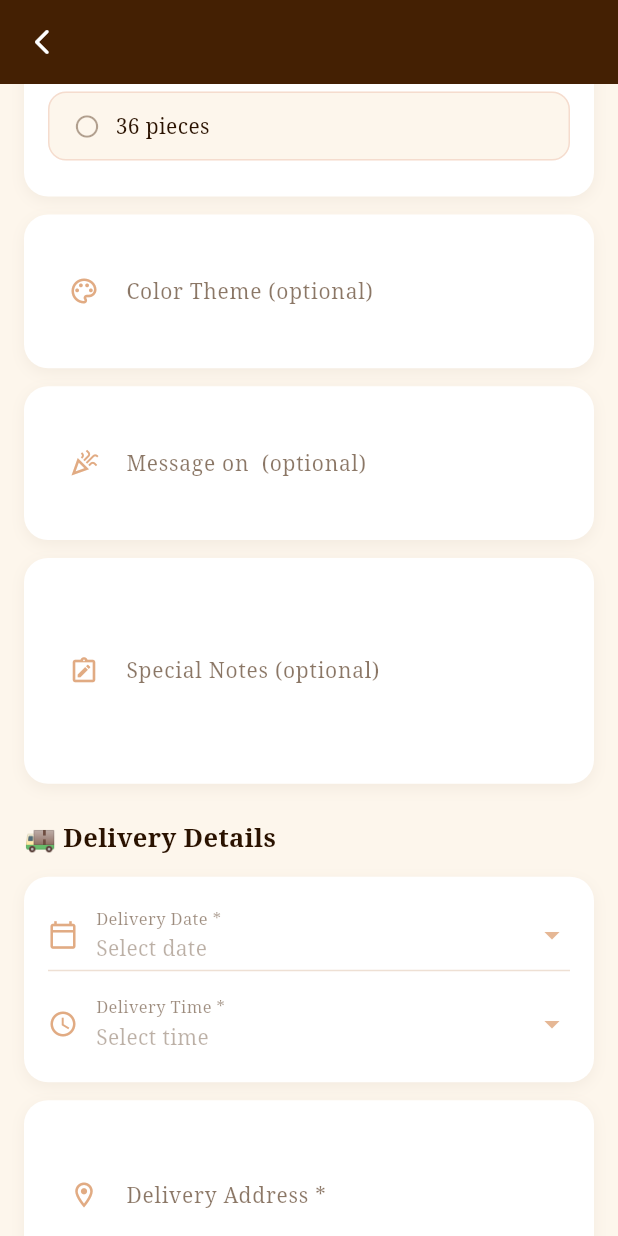
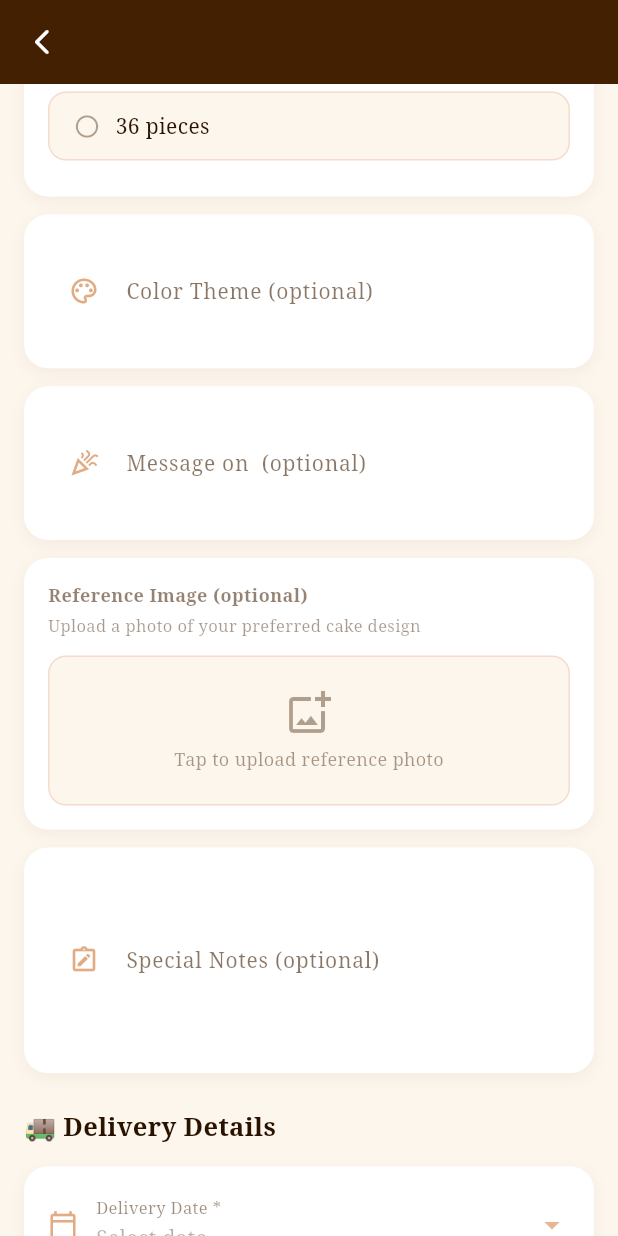
Before and after one commit to pueblasjamesniko-tech/OnlineBakeshopSweetCengsations, a Flutter app: the CustomOrderScreen screen opened directly with empty values, scrolled down 576 dp, on a phone screen of 412 x 824 dp. Run offline on Flutter 3.47's test engine with Material 3 defaults, Android fonts, the phone set to English and light mode, and no system bars; our stand-ins replace image_picker, shared_preferences; accounts and stored records are empty.

Commit message:
some changes

```diff
--- a/lib/models/product_model.dart
+++ b/lib/models/product_model.dart
@@ -36,4 +36,9 @@ class ProductModel {
       'isAvailable': isAvailable,
     };
   }
+
+  @override
+  String toString() {
+    return 'productId: $productId, productName: $productName, description: $description, price: $price, imageUrl: $imageUrl, isAvailable: $isAvailable';
+  }
 }
--- a/lib/screens/custom_order_screen.dart
+++ b/lib/screens/custom_order_screen.dart
@@ -1,11 +1,14 @@
+import 'dart:io';
 import 'package:flutter/material.dart';
+import 'package:image_picker/image_picker.dart';
+import 'package:http/http.dart' as http;
 import '../../../theme/app_theme.dart';
 import '../../../models/cart_item.dart';
 import '../../../models/user_session.dart';
 import '../../../services/api_service.dart';
 
 class CustomOrderScreen extends StatefulWidget {
-  final String orderType; // "Cake" or "Cupcake"
+  final String orderType;
   final ValueChanged<CartItem> onSubmitted;
 
   const CustomOrderScreen({
@@ -22,7 +25,6 @@ class _CustomOrderScreenState extends State<CustomOrderScreen> {
   final _formKey = GlobalKey<FormState>();
   bool _isSubmitting = false;
 
-  // ── Form controllers ───────────────────────────────────────
   String? _selectedFlavor;
   String? _selectedSize;
   final _colorThemeCtrl = TextEditingController();
@@ -33,7 +35,10 @@ class _CustomOrderScreenState extends State<CustomOrderScreen> {
   TimeOfDay? _deliveryTime;
   final _addressCtrl = TextEditingController();
 
-  // ── Options ────────────────────────────────────────────────
+  // ── Reference image ───────────────────────────────────────
+  File? _referenceImageFile;
+  String? _referenceImageUrl; // path returned by server after upload
+
   List<String> get _flavors => [
         'Chocolate',
         'Vanilla',
@@ -56,7 +61,6 @@ class _CustomOrderScreenState extends State<CustomOrderScreen> {
 
   String get _emoji => widget.orderType == 'Cake' ? '🎂' : '🧁';
 
-  // ── Formatted helpers ──────────────────────────────────────
   String get _formattedDate => _deliveryDate == null
       ? 'Select date'
       : '${_deliveryDate!.year}-${_deliveryDate!.month.toString().padLeft(2, '0')}-${_deliveryDate!.day.toString().padLeft(2, '0')}';
@@ -70,7 +74,6 @@ class _CustomOrderScreenState extends State<CustomOrderScreen> {
       initialDate: DateTime.now().add(const Duration(days: 3)),
       firstDate: DateTime.now().add(const Duration(days: 1)),
       lastDate: DateTime.now().add(const Duration(days: 90)),
-      helpText: 'Select Delivery Date',
       builder: (ctx, child) => Theme(
         data: ThemeData.light().copyWith(
           colorScheme: const ColorScheme.light(primary: AppTheme.chocolate),
@@ -95,6 +98,44 @@ class _CustomOrderScreenState extends State<CustomOrderScreen> {
     if (picked != null) setState(() => _deliveryTime = picked);
   }
 
+  // ── Pick reference image from gallery ─────────────────────
+  Future<void> _pickReferenceImage() async {
+    final picker = ImagePicker();
+    final picked = await picker.pickImage(
+      source: ImageSource.gallery,
+      imageQuality: 80,
+    );
+    if (picked != null) {
+      setState(() => _referenceImageFile = File(picked.path));
+    }
+  }
+
+  // ── Upload reference image to API ─────────────────────────
+  Future<String?> _uploadReferenceImage() async {
+    if (_referenceImageFile == null) return null;
+    try {
+      final request = http.MultipartRequest(
+        'POST',
+        Uri.parse('${ApiService.baseUrl}/Upload/UploadReferenceImage'),
+      );
+      request.files.add(await http.MultipartFile.fromPath(
+        'file',
+        _referenceImageFile!.path,
+      ));
+      final streamed = await request.send();
+      final response = await http.Response.fromStream(streamed);
+      if (response.statusCode == 200) {
+        final data = response.body;
+        // Parse ImageUrl from response
+        final match = RegExp(r'"ImageUrl"\s*:\s*"([^"]+)"').firstMatch(data);
+        return match?.group(1);
+      }
+    } catch (e) {
+      print('Upload reference image error: $e');
+    }
+    return null;
+  }
+
   Future<void> _submitOrder() async {
     if (!_formKey.currentState!.validate()) return;
 
@@ -117,48 +158,33 @@ class _CustomOrderScreenState extends State<CustomOrderScreen> {
 
     setState(() => _isSubmitting = true);
 
+    // Upload reference image first if selected
+    if (_referenceImageFile != null) {
+      _referenceImageUrl = await _uploadReferenceImage();
+    }
+
     final userId =
         int.tryParse(UserSession.instance.currentUser?.id ?? '0') ?? 0;
-
-    // Debug: print what we're sending
-    print('=== CUSTOM ORDER SUBMIT ===');
-    print('userId: $userId');
-    print('orderType: ${widget.orderType}');
-    print('flavor: $_selectedFlavor');
-    print('size: $_selectedSize');
-    print(
-        'colorTheme: ${_colorThemeCtrl.text.trim().isEmpty ? 'N/A' : _colorThemeCtrl.text.trim()}');
-    print('messageOnCake: ${_messageCtrl.text.trim()}');
-    print('numberOfLayers: ${widget.orderType == 'Cake' ? _layers : 1}');
-    print('specialNotes: ${_notesCtrl.text.trim()}');
-    print('deliveryDate: $_formattedDate');
-    print('deliveryTime: $_formattedTime');
-    print('deliveryAddress: ${_addressCtrl.text.trim()}');
-    print('===========================');
 
     final result = await ApiService.createCustomOrder(
       userId: userId,
       orderType: widget.orderType,
       flavor: _selectedFlavor!,
       size: _selectedSize!,
-      // Send 'N/A' if color theme is empty so backend doesn't reject it
       colorTheme: _colorThemeCtrl.text.trim().isEmpty
           ? 'N/A'
           : _colorThemeCtrl.text.trim(),
       messageOnCake: _messageCtrl.text.trim(),
-      // Always send numberOfLayers — cupcakes default to 1
       numberOfLayers: widget.orderType == 'Cake' ? _layers : 1,
       specialNotes:
           _notesCtrl.text.trim().isEmpty ? 'None' : _notesCtrl.text.trim(),
       deliveryDate: _formattedDate,
       deliveryTime: _formattedTime,
       deliveryAddress: _addressCtrl.text.trim(),
+      referenceImage: _referenceImageUrl ?? '',
     );
 
-    print('CUSTOM ORDER RESULT: $result');
-
     setState(() => _isSubmitting = false);
-
     if (!mounted) return;
 
     if (result['success'] == true) {
@@ -178,6 +204,7 @@ class _CustomOrderScreenState extends State<CustomOrderScreen> {
           'deliveryDate': _formattedDate,
           'deliveryTime': _formattedTime,
           'deliveryAddress': _addressCtrl.text.trim(),
+          'referenceImage': _referenceImageUrl ?? '',
         },
       );
       widget.onSubmitted(cartItem);
@@ -253,9 +280,7 @@ class _CustomOrderScreenState extends State<CustomOrderScreen> {
                               Text(
                                 'Design your perfect ${widget.orderType.toLowerCase()}',
                                 style: const TextStyle(
-                                  color: Colors.white60,
-                                  fontSize: 13,
-                                ),
+                                    color: Colors.white60, fontSize: 13),
                               ),
                             ],
                           ),
@@ -277,13 +302,10 @@ class _CustomOrderScreenState extends State<CustomOrderScreen> {
                 child: Column(
                   crossAxisAlignment: CrossAxisAlignment.start,
                   children: [
-                    // ═══════════════════════════════════════════
-                    // SECTION: Preferences
-                    // ═══════════════════════════════════════════
                     _SectionHeader(title: '✨ ${widget.orderType} Preferences'),
                     const SizedBox(height: 14),
 
-                    // Flavor picker
+                    // ── Flavor ───────────────────────────────────
                     _FormCard(
                       child: Column(
                         crossAxisAlignment: CrossAxisAlignment.start,
@@ -344,7 +366,7 @@ class _CustomOrderScreenState extends State<CustomOrderScreen> {
                     ),
                     const SizedBox(height: 12),
 
-                    // Size picker
+                    // ── Size ─────────────────────────────────────
                     _FormCard(
                       child: Column(
                         crossAxisAlignment: CrossAxisAlignment.start,
@@ -405,7 +427,7 @@ class _CustomOrderScreenState extends State<CustomOrderScreen> {
                     ),
                     const SizedBox(height: 12),
 
-                    // Number of Layers (Cake only)
+                    // ── Layers (Cake only) ────────────────────────
                     if (widget.orderType == 'Cake') ...[
                       _FormCard(
                         child: Row(
@@ -451,18 +473,16 @@ class _CustomOrderScreenState extends State<CustomOrderScreen> {
                       const SizedBox(height: 12),
                     ],
 
-                    // Color Theme
+                    // ── Color Theme ──────────────────────────────
                     _FormCard(
                       child: TextFormField(
                         controller: _colorThemeCtrl,
                         decoration: InputDecoration(
                           labelText: 'Color Theme (optional)',
                           hintText: 'e.g. Pastel pink and gold',
-                          prefixIcon: Icon(
-                            Icons.palette_outlined,
+                          prefixIcon: Icon(Icons.palette_outlined,
                               color: AppTheme.caramel.withOpacity(0.7),
-                            size: 20,
-                          ),
+                              size: 20),
                           border: InputBorder.none,
                           enabledBorder: InputBorder.none,
                           focusedBorder: InputBorder.none,
@@ -472,7 +492,7 @@ class _CustomOrderScreenState extends State<CustomOrderScreen> {
                     ),
                     const SizedBox(height: 12),
 
-                    // Message on Cake
+                    // ── Message on Cake ──────────────────────────
                     _FormCard(
                       child: TextFormField(
                         controller: _messageCtrl,
@@ -480,11 +500,9 @@ class _CustomOrderScreenState extends State<CustomOrderScreen> {
                           labelText:
                               'Message on ${widget.orderType} (optional)',
                           hintText: 'e.g. Happy Birthday, Maria! 🎉',
-                          prefixIcon: Icon(
-                            Icons.celebration_outlined,
+                          prefixIcon: Icon(Icons.celebration_outlined,
                               color: AppTheme.caramel.withOpacity(0.7),
-                            size: 20,
-                          ),
+                              size: 20),
                           border: InputBorder.none,
                           enabledBorder: InputBorder.none,
                           focusedBorder: InputBorder.none,
@@ -494,7 +512,95 @@ class _CustomOrderScreenState extends State<CustomOrderScreen> {
                     ),
                     const SizedBox(height: 12),
 
-                    // Special Notes
+                    // ── Reference Image ──────────────────────────
+                    _FormCard(
+                      child: Column(
+                        crossAxisAlignment: CrossAxisAlignment.start,
+                        children: [
+                          _FieldLabel('Reference Image (optional)'),
+                          const SizedBox(height: 4),
+                          Text(
+                            'Upload a photo of your preferred cake design',
+                            style: TextStyle(
+                              color: AppTheme.chocolate.withOpacity(0.45),
+                              fontSize: 11,
+                            ),
+                          ),
+                          const SizedBox(height: 12),
+                          GestureDetector(
+                            onTap: _pickReferenceImage,
+                            child: _referenceImageFile != null
+                                ? Stack(
+                                    children: [
+                                      ClipRRect(
+                                        borderRadius: BorderRadius.circular(12),
+                                        child: Image.file(
+                                          _referenceImageFile!,
+                                          height: 160,
+                                          width: double.infinity,
+                                          fit: BoxFit.cover,
+                                        ),
+                                      ),
+                                      Positioned(
+                                        top: 8,
+                                        right: 8,
+                                        child: GestureDetector(
+                                          onTap: () => setState(
+                                              () => _referenceImageFile = null),
+                                          child: Container(
+                                            width: 28,
+                                            height: 28,
+                                            decoration: BoxDecoration(
+                                              color:
+                                                  Colors.black.withOpacity(0.5),
+                                              shape: BoxShape.circle,
+                                            ),
+                                            child: const Icon(Icons.close,
+                                                color: Colors.white, size: 16),
+                                          ),
+                                        ),
+                                      ),
+                                    ],
+                                  )
+                                : Container(
+                                    height: 100,
+                                    width: double.infinity,
+                                    decoration: BoxDecoration(
+                                      color: AppTheme.cream,
+                                      borderRadius: BorderRadius.circular(12),
+                                      border: Border.all(
+                                        color:
+                                            AppTheme.roseDust.withOpacity(0.4),
+                                        style: BorderStyle.solid,
+                                      ),
+                                    ),
+                                    child: Column(
+                                      mainAxisAlignment:
+                                          MainAxisAlignment.center,
+                                      children: [
+                                        Icon(Icons.add_photo_alternate_outlined,
+                                            color: AppTheme.chocolate
+                                                .withOpacity(0.4),
+                                            size: 32),
+                                        const SizedBox(height: 6),
+                                        Text(
+                                          'Tap to upload reference photo',
+                                          style: TextStyle(
+                                            color: AppTheme.chocolate
+                                                .withOpacity(0.45),
+                                            fontSize: 12,
+                                          ),
+                                        ),
+                                      ],
+                                    ),
+                                  ),
+                          ),
+                        ],
+                      ),
+                    ),
+                    const SizedBox(height: 12),
+
+                    // ── Special Notes ────────────────────────────
                     _FormCard(
                       child: TextFormField(
                         controller: _notesCtrl,
@@ -503,11 +609,9 @@ class _CustomOrderScreenState extends State<CustomOrderScreen> {
                           labelText: 'Special Notes (optional)',
                           hintText:
                               'Allergies, special requests, design reference...',
-                          prefixIcon: Icon(
-                            Icons.note_alt_outlined,
+                          prefixIcon: Icon(Icons.note_alt_outlined,
                               color: AppTheme.caramel.withOpacity(0.7),
-                            size: 20,
-                          ),
+                              size: 20),
                           border: InputBorder.none,
                           enabledBorder: InputBorder.none,
                           focusedBorder: InputBorder.none,
@@ -518,9 +622,7 @@ class _CustomOrderScreenState extends State<CustomOrderScreen> {
 
                     const SizedBox(height: 24),
 
-                    // ═══════════════════════════════════════════
-                    // SECTION: Delivery Details
-                    // ═══════════════════════════════════════════
+                    // ── Delivery Details ─────────────────────────
                     const _SectionHeader(title: '🚚 Delivery Details'),
                     const SizedBox(height: 14),
 
@@ -552,11 +654,9 @@ class _CustomOrderScreenState extends State<CustomOrderScreen> {
                         maxLines: 2,
                         decoration: InputDecoration(
                           labelText: 'Delivery Address *',
-                          prefixIcon: Icon(
-                            Icons.location_on_outlined,
+                          prefixIcon: Icon(Icons.location_on_outlined,
                               color: AppTheme.caramel.withOpacity(0.7),
-                            size: 20,
-                          ),
+                              size: 20),
                           border: InputBorder.none,
                           enabledBorder: InputBorder.none,
                           focusedBorder: InputBorder.none,
@@ -601,7 +701,7 @@ class _CustomOrderScreenState extends State<CustomOrderScreen> {
 
                     const SizedBox(height: 24),
 
-                    // ── Submit Button ─────────────────────────────
+                    // ── Submit ───────────────────────────────────
                     SizedBox(
                       width: double.infinity,
                       height: 56,
@@ -613,8 +713,7 @@ class _CustomOrderScreenState extends State<CustomOrderScreen> {
                               AppTheme.chocolate.withOpacity(0.5),
                           foregroundColor: Colors.white,
                           shape: RoundedRectangleBorder(
-                            borderRadius: BorderRadius.circular(16),
-                          ),
+                              borderRadius: BorderRadius.circular(16)),
                           elevation: 0,
                         ),
                         child: _isSubmitting
@@ -622,9 +721,7 @@ class _CustomOrderScreenState extends State<CustomOrderScreen> {
                                 width: 22,
                                 height: 22,
                                 child: CircularProgressIndicator(
-                                  strokeWidth: 2,
-                                  color: Colors.white,
-                                ),
+                                    strokeWidth: 2, color: Colors.white),
                               )
                             : Row(
                                 mainAxisAlignment: MainAxisAlignment.center,
@@ -636,8 +733,7 @@ class _CustomOrderScreenState extends State<CustomOrderScreen> {
                                     'Submit Custom Order',
                                     style: TextStyle(
                                         fontSize: 16,
-                                      fontWeight: FontWeight.w700,
-                                    ),
+                                        fontWeight: FontWeight.w700),
                                   ),
                                 ],
                               ),
@@ -655,50 +751,36 @@ class _CustomOrderScreenState extends State<CustomOrderScreen> {
   }
 }
 
-// ── Helper Widgets ────────────────────────────────────────────────────────────
+// ── Helper Widgets (same as before, kept intact) ──────────────────────────────
 
 class _SectionHeader extends StatelessWidget {
   final String title;
   const _SectionHeader({required this.title});
-
   @override
-  Widget build(BuildContext context) {
-    return Text(
-      title,
+  Widget build(BuildContext context) => Text(title,
       style: const TextStyle(
           fontSize: 17,
           fontWeight: FontWeight.w800,
-        color: AppTheme.darkChoco,
-      ),
-    );
-  }
+          color: AppTheme.darkChoco));
 }
 
 class _FieldLabel extends StatelessWidget {
   final String text;
   const _FieldLabel(this.text);
-
   @override
-  Widget build(BuildContext context) {
-    return Text(
-      text,
+  Widget build(BuildContext context) => Text(text,
       style: TextStyle(
           color: AppTheme.chocolate.withOpacity(0.55),
           fontSize: 12,
           fontWeight: FontWeight.w600,
-        letterSpacing: 0.3,
-      ),
-    );
-  }
+          letterSpacing: 0.3));
 }
 
 class _FormCard extends StatelessWidget {
   final Widget child;
   const _FormCard({required this.child});
-
   @override
-  Widget build(BuildContext context) {
-    return Container(
+  Widget build(BuildContext context) => Container(
         width: double.infinity,
         padding: const EdgeInsets.all(16),
         decoration: BoxDecoration(
@@ -708,13 +790,11 @@ class _FormCard extends StatelessWidget {
             BoxShadow(
                 color: AppTheme.chocolate.withOpacity(0.05),
                 blurRadius: 8,
-            offset: const Offset(0, 3),
-          ),
+                offset: const Offset(0, 3))
           ],
         ),
         child: child,
       );
-  }
 }
 
 class _TapRow extends StatelessWidget {
@@ -722,14 +802,11 @@ class _TapRow extends StatelessWidget {
   final String value;
   final IconData icon;
   final VoidCallback onTap;
-
-  const _TapRow({
-    required this.label,
+  const _TapRow(
+      {required this.label,
       required this.value,
       required this.icon,
-    required this.onTap,
-  });
-
+      required this.onTap});
   @override
   Widget build(BuildContext context) {
     final isPlaceholder = value.startsWith('Select');
@@ -737,40 +814,29 @@ class _TapRow extends StatelessWidget {
       onTap: onTap,
       child: Padding(
         padding: const EdgeInsets.symmetric(vertical: 4),
-        child: Row(
-          children: [
+        child: Row(children: [
           Icon(icon, color: AppTheme.caramel.withOpacity(0.7), size: 20),
           const SizedBox(width: 12),
           Expanded(
               child: Column(
                   crossAxisAlignment: CrossAxisAlignment.start,
                   children: [
-                  Text(
-                    label,
+                Text(label,
                     style: TextStyle(
                         color: AppTheme.chocolate.withOpacity(0.5),
-                      fontSize: 11,
-                    ),
-                  ),
+                        fontSize: 11)),
                 const SizedBox(height: 2),
-                  Text(
-                    value,
+                Text(value,
                     style: TextStyle(
                         color: isPlaceholder
                             ? AppTheme.chocolate.withOpacity(0.35)
                             : AppTheme.darkChoco,
                         fontSize: 14,
                         fontWeight:
-                          isPlaceholder ? FontWeight.w400 : FontWeight.w600,
-                    ),
-                  ),
-                ],
-              ),
-            ),
-            Icon(Icons.arrow_drop_down,
-                color: AppTheme.caramel.withOpacity(0.6)),
-          ],
-        ),
+                            isPlaceholder ? FontWeight.w400 : FontWeight.w600)),
+              ])),
+          Icon(Icons.arrow_drop_down, color: AppTheme.caramel.withOpacity(0.6)),
+        ]),
       ),
     );
   }
@@ -780,12 +846,9 @@ class _QBtn extends StatelessWidget {
   final IconData icon;
   final VoidCallback onTap;
   final bool filled;
-
   const _QBtn({required this.icon, required this.onTap, this.filled = false});
-
   @override
-  Widget build(BuildContext context) {
-    return GestureDetector(
+  Widget build(BuildContext context) => GestureDetector(
         onTap: onTap,
         child: Container(
           width: 34,
@@ -802,4 +865,3 @@ class _QBtn extends StatelessWidget {
         ),
       );
 }
-}
--- a/lib/services/api_service.dart
+++ b/lib/services/api_service.dart
@@ -8,7 +8,7 @@ import '../models/cart_item.dart';
 
 class ApiService {
   static const String baseUrl =
-      'http://192.168.1.14:5112'; // one place to change
+      'http://10.224.229.192:5112'; // one place to change
 
   static Map<String, String> get _headers => {
         'Content-Type': 'application/json',
@@ -174,6 +174,7 @@ class ApiService {
 
       if (response.statusCode == 200) {
         final body = jsonDecode(response.body);
+        print('response: $body');
         if (body['status'] == 200 && body['data'] != null) {
           final List<dynamic> list = body['data'];
           return list.map((e) => ProductModel.fromJson(e)).toList();
--- a/pubspec.yaml
+++ b/pubspec.yaml
@@ -20,6 +20,7 @@ dev_dependencies:
   flutter_test:
     sdk: flutter
   flutter_lints: ^3.0.0
+  image_picker: ^1.1.2
 
 flutter:
   uses-material-design: true
```
Also changed, not shown: lib/screens/dashboard_screen.dart (+25 -7 lines), pubspec.lock, 1 other file. Lines whose indentation alone changed are shown as unchanged.
